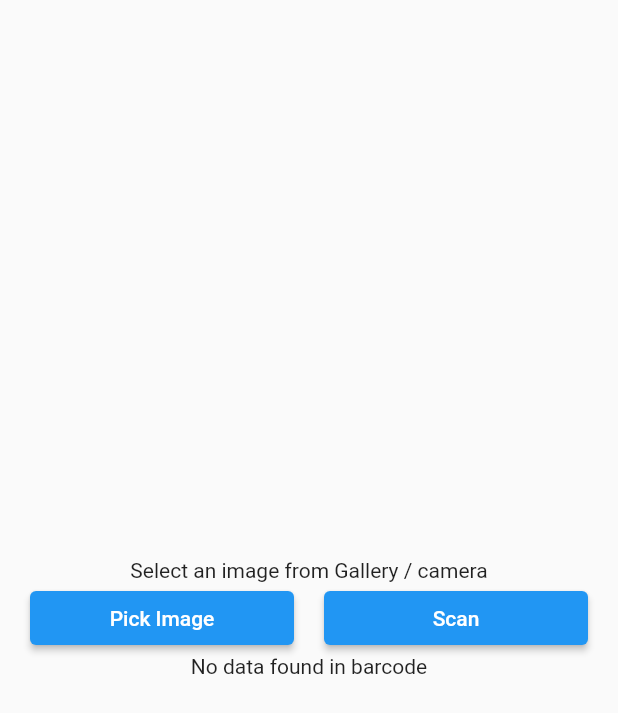
After one commit to NasShihab/camera_bar_code, a Flutter app: the CaptureThenScan screen opened directly, after a tap on "Scan", on a phone screen of 412 x 824 dp. The commit adds this screen. Shown: the top 713 px of the screen. Run offline on Flutter 3.47's test engine with Material 2 defaults, Android fonts, the phone set to English and light mode, and no system bars; our stand-ins replace image_picker; missing offline and left inert: google_ml_kit.

Commit message:
barcode ok

```diff
--- a/lib/homepage.dart
+++ b/lib/homepage.dart
@@ -1,6 +1,8 @@
 import 'dart:io';
 import 'package:flutter/material.dart';
 import 'package:image_picker/image_picker.dart';
+
+import 'image_scan.dart';
 
 class HomePage extends StatefulWidget {
   const HomePage({super.key});
@@ -60,9 +62,9 @@ class _HomePageState extends State<HomePage> {
               Center(
                 child: ElevatedButton(
                   onPressed: () {
-                    // Navigator.push(context, MaterialPageRoute(builder: (context) => const QQrCodeScanView()));
+                    Navigator.push(context, MaterialPageRoute(builder: (context) => const CaptureThenScan()));
                   },
-                  child: const Text("qrcode_flutter"),
+                  child: const Text("CaptureThenScan"),
                 ),
 
               ),
--- /dev/null
+++ b/lib/image_scan.dart
@@ -0,0 +1,97 @@
+import 'dart:io';
+
+import 'package:flutter/material.dart';
+import 'package:google_ml_kit/google_ml_kit.dart';
+import 'package:image_picker/image_picker.dart';
+
+class CaptureThenScan extends StatefulWidget {
+  const CaptureThenScan({super.key});
+
+  @override
+  State<CaptureThenScan> createState() => _CaptureThenScanState();
+}
+
+class _CaptureThenScanState extends State<CaptureThenScan> {
+  var selectedImagePath = '';
+  var extractedBarcode = '';
+
+  getImage() async {
+    final pickedFile = await ImagePicker().pickImage(source: ImageSource.gallery);
+    if (pickedFile != null) {
+      setState(() {
+        selectedImagePath = pickedFile.path;
+      });
+    } else {
+      debugPrint("Error 1");
+    }
+  }
+
+  ///recognise image text method
+  Future<void> recognizedText(String pickedImage) async {
+    if (pickedImage == null) {
+      debugPrint("Error 2");
+    } else {
+      setState(() {
+        extractedBarcode = '';
+      });
+      var barCodeScanner = GoogleMlKit.vision.barcodeScanner();
+      final visionImage = InputImage.fromFilePath(pickedImage);
+      try {
+        var barcodeText = await barCodeScanner.processImage(visionImage);
+
+        for (Barcode barcode in barcodeText) {
+          setState(() {
+            extractedBarcode = barcode.displayValue!;
+          });
+        }
+      } catch (e) {
+        debugPrint("Error 3");
+      }
+    }
+  }
+
+  @override
+  Widget build(BuildContext context) {
+    return Scaffold(
+      body: SafeArea(
+          child: Padding(
+        padding: EdgeInsets.symmetric(horizontal: 20),
+        child: Column(
+          crossAxisAlignment: CrossAxisAlignment.center,
+          mainAxisAlignment: MainAxisAlignment.center,
+          children: [
+            selectedImagePath == ''
+                ? const Center(child: Text("Select an image from Gallery / camera"))
+                : Image.file(
+                    File(selectedImagePath),
+                    height: 400,
+                    width: 200,
+                  ),
+            Row(
+              children: [
+                Expanded(
+                  child: ElevatedButton(
+                      onPressed: () {
+                        getImage();
+                      },
+                      child: const Text('Pick Image')),
+                ),
+                SizedBox(
+                  width: 20,
+                ),
+                Expanded(
+                  child: ElevatedButton(
+                      onPressed: () {
+                        recognizedText(selectedImagePath);
+                      },
+                      child: const Text('Scan')),
+                ),
+              ],
+            ),
+            extractedBarcode.isEmpty ? Text("No data found in barcode") : Text(extractedBarcode)
+          ],
+        ),
+      )),
+    );
+  }
+}
--- a/pubspec.yaml
+++ b/pubspec.yaml
@@ -38,6 +38,8 @@ dependencies:
   image_cropper: ^5.0.0
   image_picker: ^1.0.4
   permission_handler: ^11.0.1
+  image: ^4.1.3
+  google_ml_kit: ^0.16.2
 
 dev_dependencies:
   flutter_test:
```
Also changed, not shown: pubspec.lock, 1 other file.
